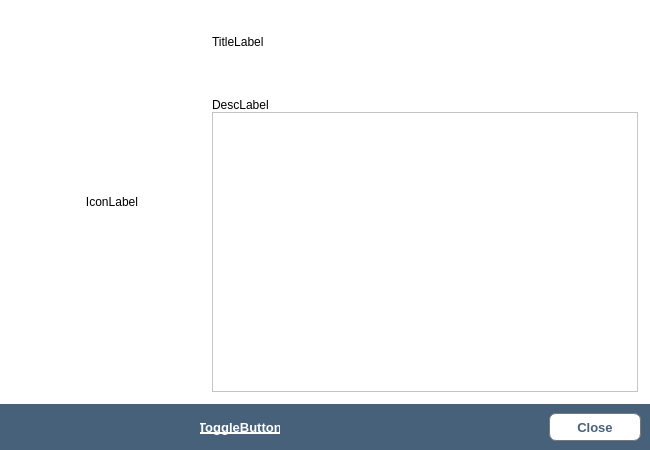
Qt form src/apps/openfluid-builder/base/AboutDialog.ui (OpenFLUID/openfluid) before a commit.
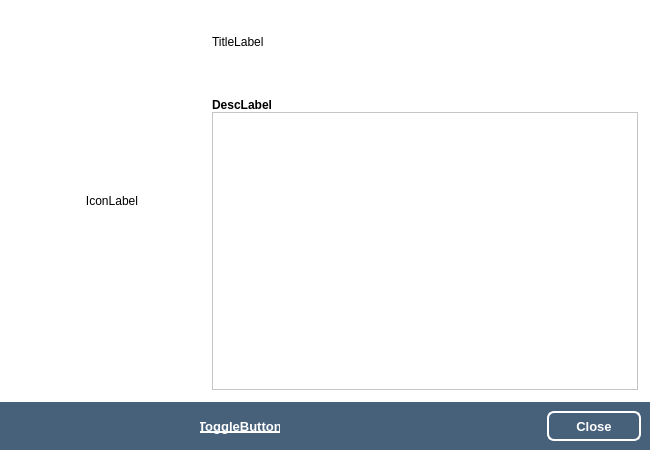
The same form after that commit.

Diff of the .ui file:
```diff
--- a/src/apps/openfluid-builder/base/AboutDialog.ui
+++ b/src/apps/openfluid-builder/base/AboutDialog.ui
@@ -118,6 +118,9 @@
            <height>40</height>
           </size>
          </property>
+         <property name="styleSheet">
+          <string notr="true">font:bold;</string>
+         </property>
          <property name="text">
           <string notr="true">DescLabel</string>
          </property>
@@ -235,10 +238,10 @@
         </property>
         <property name="styleSheet">
          <string notr="true">QPushButton {
-color: rgb(71,97,123);
-background-color: white;
-border-width: 1px;
-border-color: #777;
+color: white;
+background-color: rgb(71,97,123);
+border-width: 2px;
+border-color: white;
 border-style: solid;
 border-radius: 7;
 padding: 3px;
```
Left out of the diff: 2 changed lines with no effect on the pictures.
